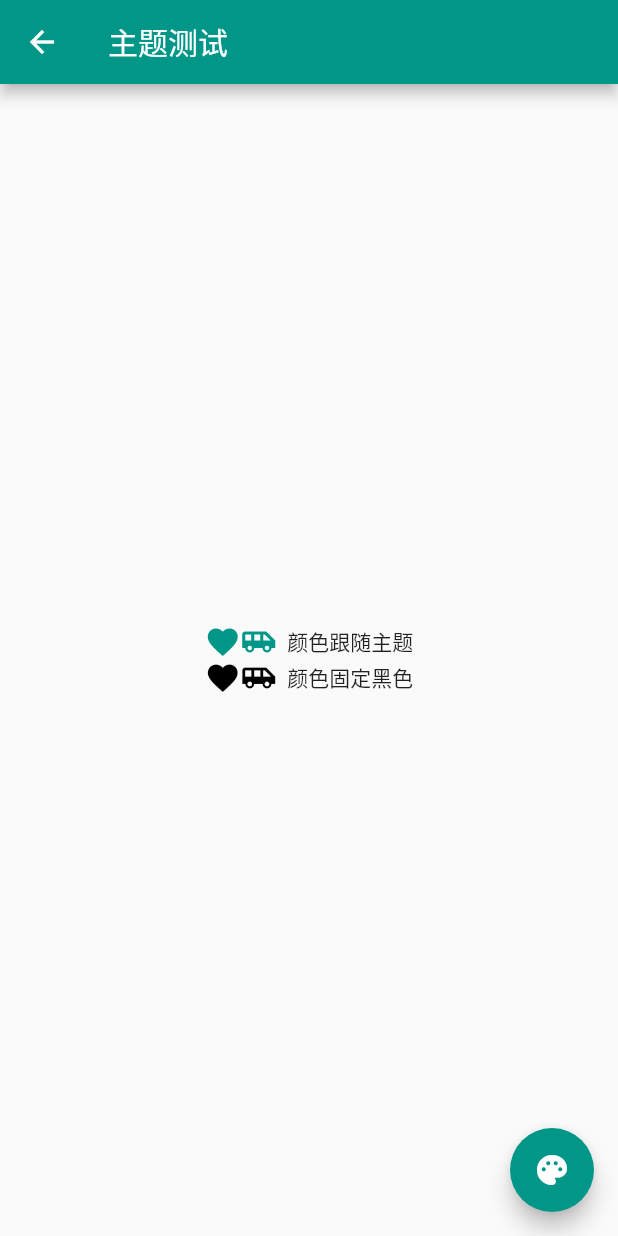
After one commit to UUCheckNow/widget_demo, a Flutter app: the screen it shows after launch, after a tap on "主题测试", on a phone screen of 412 x 824 dp. The commit adds this screen. Run offline on Flutter 3.47's test engine with Material 2 defaults, Android fonts, the phone set to English and light mode, and no system bars; our stand-ins replace cookie_jar, dio, dio_cookie_manager; missing offline and left inert: dart:ffi, flutter_webview_plugin; network calls fail.

```diff
--- a/lib/dart/provider_route.dart
+++ b/lib/dart/provider_route.dart
@@ -5,7 +5,7 @@ import 'package:widget_demo/dart/card_model.dart';
 import 'change_notifier_provider.dart';
 import 'goods_item.dart';
 
-/*跨组件状态共享（Provider）*/
+/*跨组件状态共享（Provider）实现*/
 class ProviderRoute extends StatefulWidget {
   @override
   _ProviderRouteState createState() => _ProviderRouteState();
--- /dev/null
+++ b/lib/dio/error_entity.dart
@@ -0,0 +1,5 @@
+class ErrorEntity {
+  int code;
+  String message;
+  ErrorEntity({this.code, this.message});
+}
--- a/lib/main.dart
+++ b/lib/main.dart
@@ -3,10 +3,14 @@ import 'package:flutter/material.dart';
 import 'package:widget_demo/dart/provider_route.dart';
 import 'package:widget_demo/search/group_list.dart';
 import 'package:widget_demo/search/search_page.dart';
+import 'package:widget_demo/theme/theme_test_route.dart';
 
+import 'async_refresh_ui/future_builder.dart';
+import 'async_refresh_ui/stream_builder.dart';
 import 'buttons/buttons.dart';
 import 'buttons/popupmenubutton.dart';
 import 'buttons/reisedbutton.dart';
+import 'dio/dio_page.dart';
 import 'gridviews/gridview_goods.dart';
 import 'listviews/listview_change.dart';
 import 'listviews/listview_use_image.dart';
@@ -27,6 +31,10 @@ class MyApp extends StatelessWidget {
       initialRoute: '/',
       routes: {
         '/': (BuildContext context) => MainPage(),
+        '/dioPage': (BuildContext context) => DioPage(),
+        '/futureBuilderRoute': (BuildContext context) => FutureBuilderRoute(),
+        '/streamBuilderRoute': (BuildContext context) => StreamBuilderRoute(),
+        '/themeTestRoute': (BuildContext context) => ThemeTestRoute(),
         '/basicAppBarSample': (BuildContext context) => BasicAppBarSample(),
         '/searchResultList': (BuildContext context) => SearchResultList(),
         '/buttons': (BuildContext context) => Buttons(),
@@ -63,6 +71,13 @@ class MainPage extends StatelessWidget {
       ),
       body: ListView(
         children: [
+          buildButton(context, text: 'Dio实例', navigationName: '/dioPage'),
+          buildButton(context,
+              text: '计时器示例', navigationName: '/streamBuilderRoute'),
+          buildButton(context,
+              text: '模拟异步数据请求', navigationName: '/futureBuilderRoute'),
+          buildButton(context, text: '主题测试', navigationName: '/themeTestRoute'),
+          buildButton(context, text: '购物车', navigationName: '/providerRoute'),
           buildButton(context,
               text: 'popupmenubutton使用', navigationName: '/basicAppBarSample'),
           buildButton(context,
@@ -76,7 +91,6 @@ class MainPage extends StatelessWidget {
               text: 'GridViews使用', navigationName: '/gridViews'),
           buildButton(context,
               text: '可展开列表', navigationName: '/listViewChange'),
-          buildButton(context, text: '购物车', navigationName: '/providerRoute'),
         ],
       ),
     );
--- a/lib/search/search_dao.dart
+++ b/lib/search/search_dao.dart
@@ -18,7 +18,7 @@ class SearchDao {
       model.keyword = text;
       return model;
     } else {
-      throw Exception('Failed to load home_page.json');
+      throw Exception('Failed to load search_page.json');
     }
   }
 }
--- /dev/null
+++ b/lib/theme/theme_test_route.dart
@@ -0,0 +1,56 @@
+import 'package:flutter/cupertino.dart';
+import 'package:flutter/material.dart';
+
+/*本示例是对单个路由换肤，如果想要对整个应用换肤，则可以去修改MaterialApp的theme属性。*/
+class ThemeTestRoute extends StatefulWidget {
+  @override
+  _ThemeTestRouteState createState() => _ThemeTestRouteState();
+}
+
+class _ThemeTestRouteState extends State<ThemeTestRoute> {
+  Color _themeColor = Colors.teal; // 当前路由主题色
+  @override
+  Widget build(BuildContext context) {
+    ThemeData themeData = Theme.of(context);
+    return Theme(
+      data: ThemeData(
+          primarySwatch: _themeColor,
+          iconTheme: IconThemeData(color: _themeColor)),
+      child: Scaffold(
+        appBar: AppBar(
+          title: Text("主题测试"),
+        ),
+        body: Column(
+          mainAxisAlignment: MainAxisAlignment.center,
+          children: [
+            Row(
+              mainAxisAlignment: MainAxisAlignment.center,
+              children: [
+                Icon(Icons.favorite),
+                Icon(Icons.airport_shuttle),
+                Text("  颜色跟随主题")
+              ],
+            ),
+            Theme(
+                data: themeData.copyWith(
+                    iconTheme:
+                        themeData.iconTheme.copyWith(color: Colors.black)),
+                child: Row(
+                  mainAxisAlignment: MainAxisAlignment.center,
+                  children: [
+                    Icon(Icons.favorite),
+                    Icon(Icons.airport_shuttle),
+                    Text("  颜色固定黑色")
+                  ],
+                ))
+          ],
+        ),
+        floatingActionButton: FloatingActionButton(
+            onPressed: () => //切换主题
+                setState(() => _themeColor =
+                    _themeColor == Colors.teal ? Colors.red : Colors.teal),
+            child: Icon(Icons.palette)),
+      ),
+    );
+  }
+}
--- a/pubspec.yaml
+++ b/pubspec.yaml
@@ -30,6 +30,8 @@ dependencies:
   cupertino_icons: ^0.1.3
   http: ^0.12.0+4
   flutter_webview_plugin: ^0.3.10+1
+  dio: ^3.0.10
+  dio_cookie_manager: ^1.0.0
 
 dev_dependencies:
   flutter_test:
```
Also changed, not shown: lib/async_refresh_ui/future_builder.dart (added, +35 -0 lines), lib/async_refresh_ui/stream_builder.dart (added, +38 -0 lines), lib/dio/api.dart (added, +11 -0 lines), lib/dio/base_entity.dart (added, +18 -0 lines), lib/dio/base_list_entity.dart (added, +23 -0 lines), lib/dio/dio_manager.dart (added, +183 -0 lines), lib/dio/dio_page.dart (added, +60 -0 lines), lib/dio/entity_factory.dart (added, +30 -0 lines), lib/dio/http_util.dart (added, +186 -0 lines), lib/dio/method.dart (added, +13 -0 lines).
